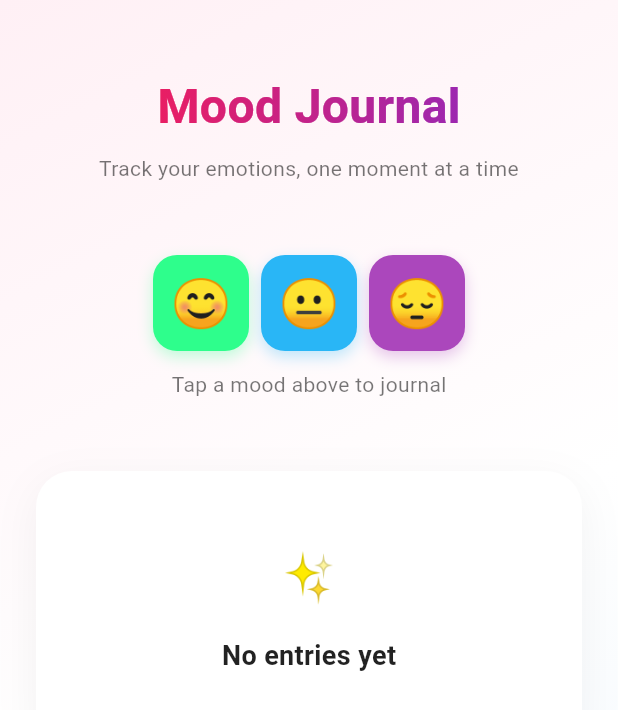
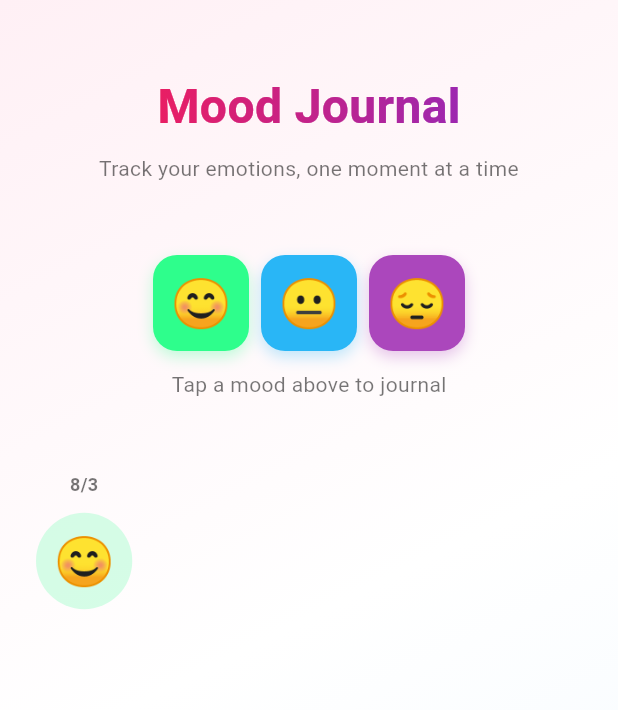
Before and after one commit to root458/mood_tracker, a Flutter app: the LogMoodDialog widget shown alone on an empty page, opened directly, after a tap on "Save Entry", on a phone screen of 412 x 824 dp. Shown: the top 710 px of the screen. Run offline on Flutter 3.47's test engine with Material 3 defaults, Android fonts, the phone set to English and light mode, and no system bars; our stand-ins replace bloc, flutter_bloc, freezed_annotation, hive_ce, hive_ce_flutter; accounts and stored records are empty; generated files the repository leaves out were written again; statements that could not run were skipped.

Commit message:
Display mood timeline on the main page and enable saving new mood entries with notes via the cubit.

```diff
--- a/lib/mood_tracker/cubit/mood_tracker_cubit.dart
+++ b/lib/mood_tracker/cubit/mood_tracker_cubit.dart
@@ -14,7 +14,6 @@ class MoodTrackerCubit extends Cubit<MoodTrackerState> {
   final MoodTrackerService _moodTrackerService;
 
   Future<void> init() async {
-    await _moodTrackerService.init();
     await _loadEntries();
   }
 
--- a/lib/mood_tracker/view/mood_tracker_page.dart
+++ b/lib/mood_tracker/view/mood_tracker_page.dart
@@ -1,8 +1,23 @@
+import 'dart:async';
+
 import 'package:flutter/material.dart';
+import 'package:flutter_bloc/flutter_bloc.dart';
 import 'package:mood_tracker/mood_tracker/_index.dart';
 
-class MoodTrackerPage extends StatelessWidget {
+class MoodTrackerPage extends StatefulWidget {
   const MoodTrackerPage({super.key});
+
+  @override
+  State<MoodTrackerPage> createState() => _MoodTrackerPageState();
+}
+
+class _MoodTrackerPageState extends State<MoodTrackerPage> {
+  @override
+  void initState() {
+    super.initState();
+
+    unawaited(context.read<MoodTrackerCubit>().init());
+  }
 
   @override
   Widget build(BuildContext context) {
@@ -48,7 +63,19 @@ class MoodTrackerPage extends StatelessWidget {
                   ),
                 ),
                 const SizedBox(height: 48),
-                const EmptyTimelineCard(),
+                BlocBuilder<MoodTrackerCubit, MoodTrackerState>(
+                  builder: (context, state) {
+                    return state.maybeWhen(
+                      loaded: (entries) {
+                        if (entries.isEmpty) {
+                          return const EmptyTimelineCard();
+                        }
+                        return _MoodTimeline(entries: entries);
+                      },
+                      orElse: () => const CircularProgressIndicator(),
+                    );
+                  },
+                ),
               ],
             ),
           ),
@@ -57,3 +84,67 @@ class MoodTrackerPage extends StatelessWidget {
     );
   }
 }
+
+class _MoodTimeline extends StatelessWidget {
+  const _MoodTimeline({required this.entries});
+
+  final List<MoodEntry> entries;
+
+  @override
+  Widget build(BuildContext context) {
+    return SizedBox(
+      height: 120,
+      child: ListView.separated(
+        scrollDirection: Axis.horizontal,
+        itemCount: entries.length,
+        separatorBuilder: (context, index) => const SizedBox(width: 16),
+        itemBuilder: (context, index) {
+          final entry = entries[index];
+          return _TimelineItem(
+            date: entry.date,
+            mood: entry.mood,
+          );
+        },
+      ),
+    );
+  }
+}
+
+class _TimelineItem extends StatelessWidget {
+  const _TimelineItem({
+    required this.date,
+    required this.mood,
+  });
+
+  final DateTime date;
+  final Mood mood;
+
+  @override
+  Widget build(BuildContext context) {
+    return Column(
+      mainAxisSize: MainAxisSize.min,
+      children: [
+        Text(
+          '${date.day}/${date.month}',
+          style: const TextStyle(
+            fontSize: 12,
+            color: Colors.black54,
+            fontWeight: FontWeight.w600,
+          ),
+        ),
+        const SizedBox(height: 8),
+        Container(
+          padding: const EdgeInsets.all(12),
+          decoration: BoxDecoration(
+            color: mood.color.withValues(alpha: 0.2),
+            shape: BoxShape.circle,
+          ),
+          child: Text(
+            mood.emoji,
+            style: const TextStyle(fontSize: 32),
+          ),
+        ),
+      ],
+    );
+  }
+}
--- a/lib/mood_tracker/view/widgets/log_mood_dialog.dart
+++ b/lib/mood_tracker/view/widgets/log_mood_dialog.dart
@@ -1,6 +1,8 @@
 import 'dart:async';
 
 import 'package:flutter/material.dart';
+import 'package:flutter_bloc/flutter_bloc.dart';
+import 'package:mood_tracker/mood_tracker/cubit/mood_tracker_cubit.dart';
 import 'package:mood_tracker/mood_tracker/data/data.dart';
 import 'package:mood_tracker/mood_tracker/view/widgets/mood_button.dart';
 
@@ -26,6 +28,13 @@ class LogMoodDialog extends StatefulWidget {
 
 class _LogMoodDialogState extends State<LogMoodDialog> {
   Mood _selectedMood = Mood.happy;
+  final TextEditingController _noteController = TextEditingController();
+
+  @override
+  void dispose() {
+    _noteController.dispose();
+    super.dispose();
+  }
 
   @override
   Widget build(BuildContext context) {
@@ -115,6 +124,7 @@ class _LogMoodDialogState extends State<LogMoodDialog> {
               ),
               const SizedBox(height: 16),
               TextField(
+                controller: _noteController,
                 maxLines: 4,
                 decoration: InputDecoration(
                   hintText: "What's on your mind?",
@@ -172,7 +182,19 @@ class _LogMoodDialogState extends State<LogMoodDialog> {
                             borderRadius: BorderRadius.circular(16),
                           ),
                         ),
-                        onPressed: () => Navigator.of(context).pop(),
+                        onPressed: () async {
+                          final entry = MoodEntry(
+                            date: DateTime.now(),
+                            mood: _selectedMood,
+                            note: _noteController.text.trim(),
+                          );
+                          await context.read<MoodTrackerCubit>().addMoodEntry(
+                            entry,
+                          );
+
+                          if (!context.mounted) return;
+                          Navigator.of(context).pop();
+                        },
                         child: const Text(
                           'Save Entry',
                           style: TextStyle(
```
